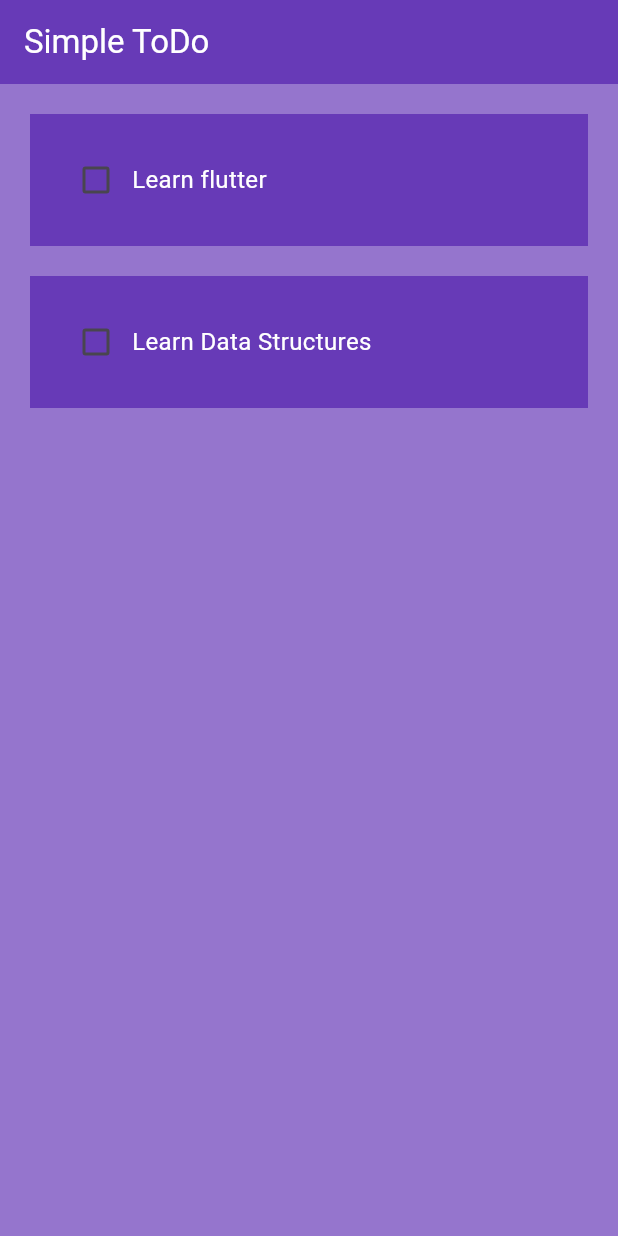
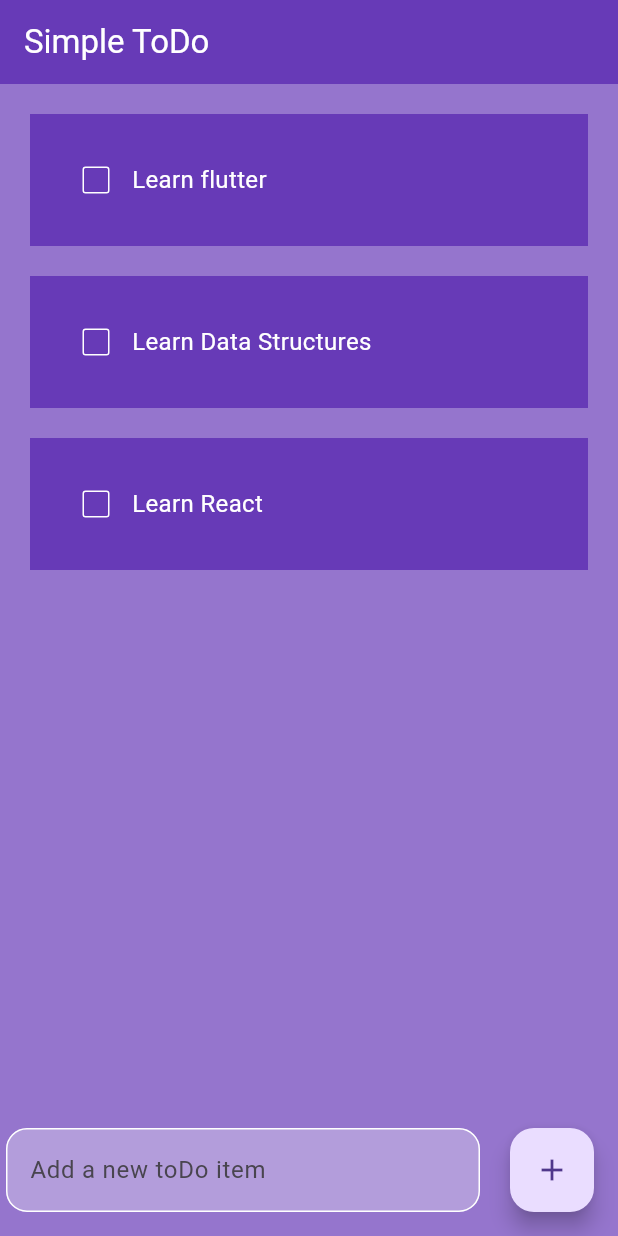
Before and after one commit to nithin2k5/to_do, a Flutter app: the screen it shows after launch, on a phone screen of 412 x 824 dp. Run offline on Flutter 3.47's test engine with Material 3 defaults, Android fonts, the phone set to English and light mode, and no system bars.

Commit message:
textbox and floatingactionbutton added

```diff
--- a/lib/pages/home_page.dart
+++ b/lib/pages/home_page.dart
@@ -12,6 +12,7 @@ class _HomePageState extends State<HomePage> {
   List toDoList = [
     ['Learn flutter', false],
     ['Learn Data Structures', false],
+    ['Learn React', false],
   ];
 
   void handleToDoChange(bool? value, int index) {
@@ -29,16 +30,43 @@ class _HomePageState extends State<HomePage> {
         backgroundColor: Colors.deepPurple,
         foregroundColor: Colors.white,
       ),
+
       body: ListView.builder(
         itemCount: toDoList.length,
+
         itemBuilder: (BuildContext context, index) {
           return TodoList(
             taskName: toDoList[index][0],
             isCompleted: toDoList[index][1],
             onChanged: (value) => handleToDoChange(value, index),
           );
-        },
+       },
       ),
+
+      floatingActionButton: Row(children: [
+        Expanded(
+          child: Padding(
+            padding: const EdgeInsets.symmetric(horizontal: 20),
+            child: TextField(
+              decoration: InputDecoration(
+                hintText: "Add a new toDo item",
+                filled: true,
+                fillColor: Colors.deepPurple.shade200,
+
+                enabledBorder: OutlineInputBorder(
+                  borderSide: const BorderSide(color: Colors.white),
+                  borderRadius: BorderRadius.circular(14),
+
+                )
+              ),
+            )
+            ),
+
+        ),
+        FloatingActionButton(onPressed:(){},
+        child: Icon(Icons.add),
+        )
+      ],)
     );
   }
 }
--- a/lib/utils/todo_list.dart
+++ b/lib/utils/todo_list.dart
@@ -2,7 +2,11 @@ import 'package:flutter/material.dart';
 
 class TodoList extends StatelessWidget{
 
-    const TodoList({super.key, required this.taskName, required this.isCompleted, required this.onChanged,});
+    const TodoList({super.key,
+    required this.taskName,
+    required this.isCompleted,
+    required this.onChanged,
+    });
 
     final String taskName;
     final bool isCompleted;
@@ -12,17 +16,29 @@ class TodoList extends StatelessWidget{
     Widget build(BuildContext context){
         return Padding(
             padding: const EdgeInsets.only(left: 20,right: 20,top: 20, bottom: 0),
+
             child: Container(
+
                 padding: EdgeInsets.all(20),
                 color: Colors.deepPurple,
 
+
                 child: Row(
                     children: [
-                        Checkbox(value: isCompleted, onChanged: onChanged),
+
+                        Checkbox(value: isCompleted,
+                        onChanged: onChanged,
+                        checkColor: Colors.black,
+                        activeColor: Colors.white,
+                        side: BorderSide(color: Colors.white)
+                            ,), //state and set state for checkbox
                         Text(taskName,
-                        style: const TextStyle (
+                        style:  TextStyle (
                             color: Colors.white,
                             fontSize: 16,
+                            decoration: isCompleted ? TextDecoration.lineThrough : TextDecoration.none,
+                            decorationColor: Colors.white,
+                            decorationThickness: 2,
                         )),
                     ],
                 ),
```
Also changed, not shown: pubspec.lock.
